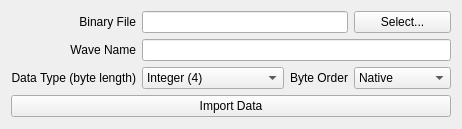
The window that ui/Ui_ImportBinary.ui (bbreslauer/PySciPlot) describes before a commit, drawn with Qt 5.
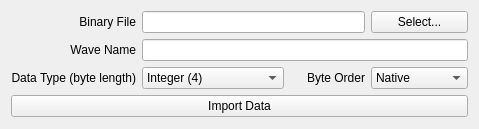
The same window after the commit.

```diff
--- a/ui/Ui_ImportBinary.ui
+++ b/ui/Ui_ImportBinary.ui
@@ -6,7 +6,7 @@
    <rect>
     <x>0</x>
     <y>0</y>
-    <width>438</width>
+    <width>479</width>
     <height>129</height>
    </rect>
   </property>
```
Left out of the diff: 8 changed lines with no effect on the pictures.
